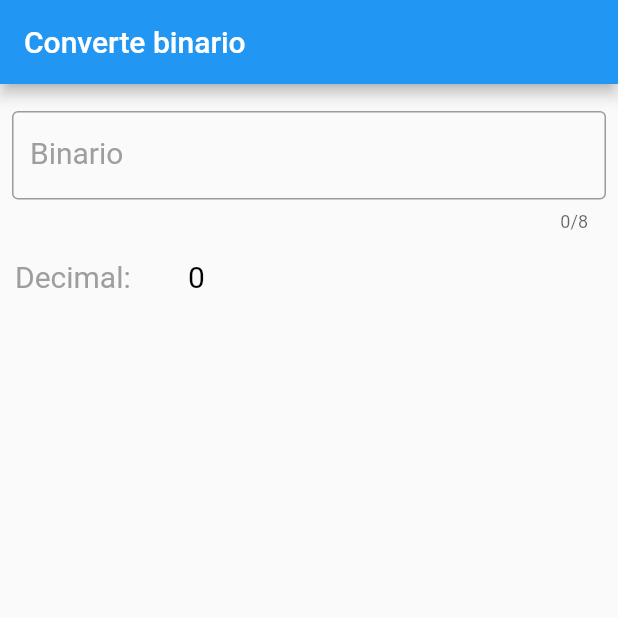
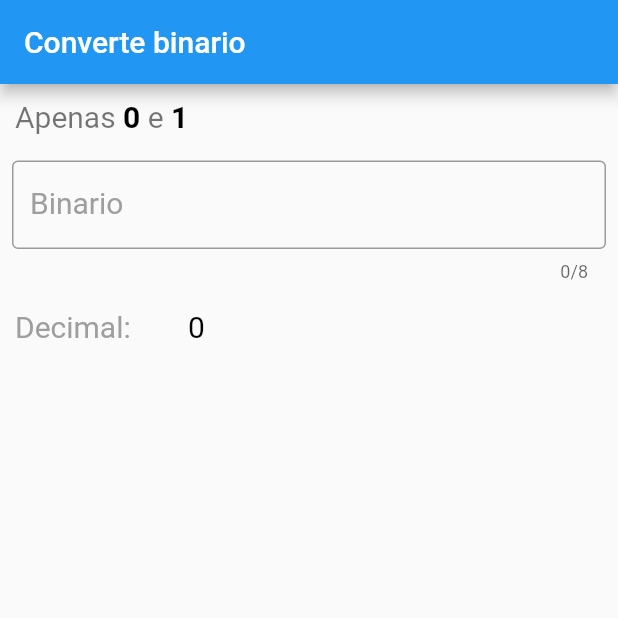
Before and after one commit to PereiraSantos/projectCombo, a Flutter app: the HomePage screen opened directly, on a phone screen of 412 x 824 dp, the top half of it. Run offline on Flutter 3.47's test engine with Material 2 defaults, Android fonts, the phone set to English and light mode, and no system bars.

Commit message:
Adicionado mensagem

```diff
--- a/lib/converte_binario_para_numero/pages/component/input_infomation.dart
+++ b/lib/converte_binario_para_numero/pages/component/input_infomation.dart
@@ -25,7 +25,7 @@ class InputInformation extends StatelessWidget {
             label: Text("Binario", style: TextStyle(fontSize: 20, color: Colors.grey)),
           border: OutlineInputBorder(borderSide: BorderSide(color: Colors.green, style:  BorderStyle.solid, width: 1))
         ),
-        onChanged: (value) => store.concatenate(value),
+        onChanged: (value) => store.concatenate(value)
       ),
     );
   }
--- a/lib/converte_binario_para_numero/pages/home_page.dart
+++ b/lib/converte_binario_para_numero/pages/home_page.dart
@@ -24,6 +24,29 @@ class HomePage extends StatelessWidget {
 
               const Padding(padding: EdgeInsets.only(top:10)),
 
+              Align(
+                alignment: Alignment.centerLeft,
+                child: Padding(
+                  padding: const EdgeInsets.only(left: 10.0),
+                  child: RichText(
+                    text: const TextSpan(
+                      style: TextStyle(
+                        fontSize: 20.0,
+                        color: Colors.black,
+                      ),
+                      children:  <TextSpan>[
+                        TextSpan(text: 'Apenas', style: TextStyle(fontWeight: FontWeight.normal, color: Colors.black54)),
+                        TextSpan(text: ' 0', style: TextStyle(fontWeight: FontWeight.bold)),
+                        TextSpan(text: ' e', style: TextStyle(fontWeight: FontWeight.normal, color: Colors.black54)),
+                        TextSpan(text: ' 1', style: TextStyle(fontWeight: FontWeight.bold)),
+                      ],
+                    ),
+                  ),
+                ),
+              ),
+
+              const Padding(padding: EdgeInsets.only(top:10)),
+
               InputInformation(binary: binary, store: store),
 
               const  Padding(padding: EdgeInsets.only(top:10)),
```
